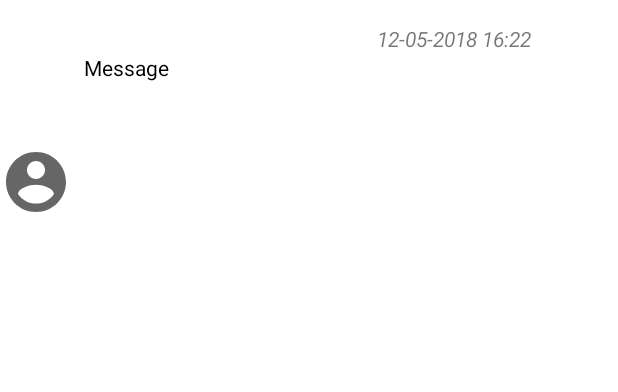
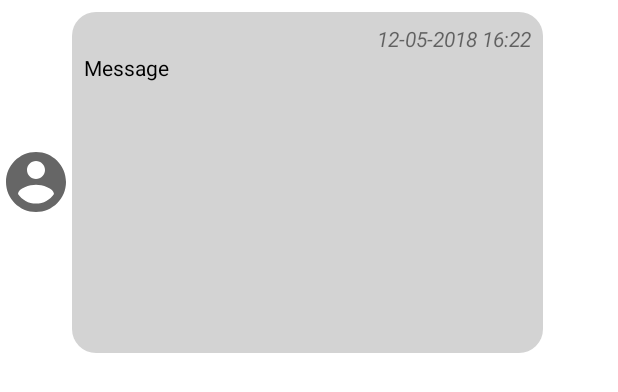
Before and after one commit to mobcom-group/homework3-android, an Android app: the layout item_layout_chat_user.xml on its own in the app's theme, with its tools: preview values and no code run, on a phone screen of 412 x 824 dp. Shown: the top 392 px of the screen. Run offline under Robolectric (Android 15) with nearby library versions, the phone set to English and light mode, and no system bars.

Commit message:
update main view

```diff
--- a/app/src/main/res/drawable/background_chat_user.xml
+++ b/app/src/main/res/drawable/background_chat_user.xml
@@ -11,7 +11,7 @@
         <shape
             android:shape="rectangle">
             <corners android:radius="16dp" />
-            <solid android:color="#FFFFFF" />
+            <solid android:color="#D3D3D3" />
         </shape>
     </item>
 </selector>
--- /dev/null
+++ b/app/src/main/res/drawable/ic_baseline_image_24_white.xml
@@ -0,0 +1,5 @@
+<vector android:height="24dp" android:tint="#FFFFFF"
+    android:viewportHeight="24" android:viewportWidth="24"
+    android:width="24dp" xmlns:android="http://schemas.android.com/apk/res/android">
+    <path android:fillColor="@android:color/white" android:pathData="M21,19V5c0,-1.1 -0.9,-2 -2,-2H5c-1.1,0 -2,0.9 -2,2v14c0,1.1 0.9,2 2,2h14c1.1,0 2,-0.9 2,-2zM8.5,13.5l2.5,3.01L14.5,12l4.5,6H5l3.5,-4.5z"/>
+</vector>
--- a/app/src/main/res/layout/activity_main.xml
+++ b/app/src/main/res/layout/activity_main.xml
@@ -10,8 +10,7 @@
     <ImageView
         android:layout_width="match_parent"
         android:layout_height="match_parent"
-        android:scaleType="centerCrop"
-        android:src="@drawable/img_background_2" />
+        android:scaleType="centerCrop"/>
 
     <LinearLayout
         android:layout_width="match_parent"
@@ -83,7 +82,7 @@
             android:layout_width="50dp"
             android:layout_height="wrap_content"
             android:layout_marginRight="5dp"
-            android:foreground="@drawable/ic_baseline_image_24"
+            android:foreground="@drawable/ic_baseline_image_24_white"
             android:foregroundGravity="center"
             app:layout_constraintBottom_toBottomOf="parent"
             app:layout_constraintRight_toLeftOf="@+id/button_send_message_activity_main"
```
Also changed, not shown: app/src/main/res/drawable/img_background.png (added).
